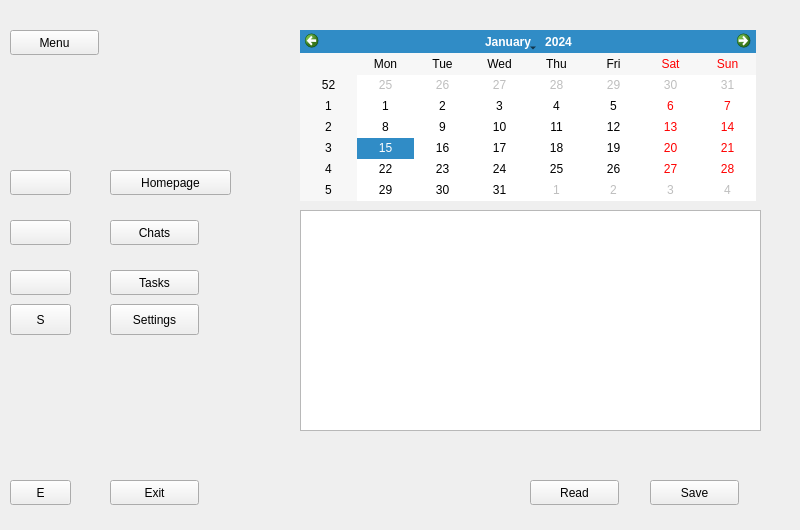
First picture: the form in form.ui, repository Tymchyk/OmniTools, before the edit.
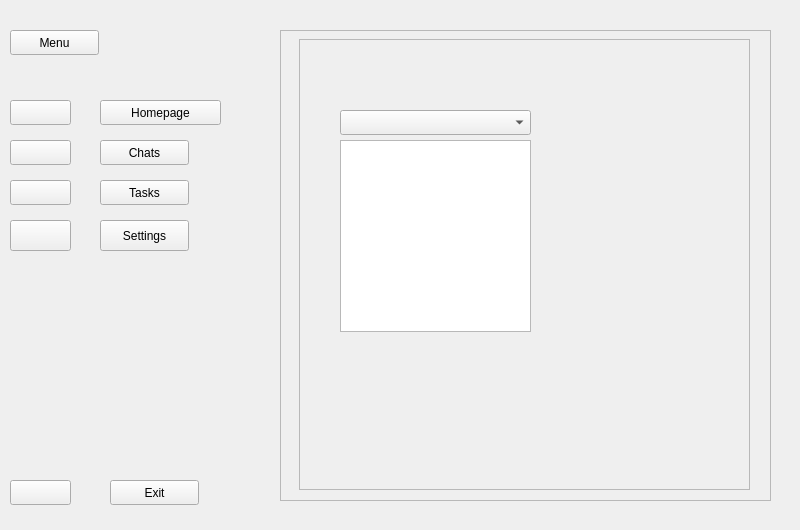
Second picture: the form after the edit. Icons and pictures are not drawn.

Commit message: Create Settings page

The edit to the form file:
```diff
--- a/form.ui
+++ b/form.ui
@@ -65,7 +65,7 @@
        </rect>
       </property>
       <property name="currentIndex">
-       <number>1</number>
+       <number>2</number>
       </property>
       <widget class="QWidget" name="page">
        <widget class="QFrame" name="frame">
@@ -434,6 +434,72 @@
         </property>
        </widget>
       </widget>
+      <widget class="QWidget" name="page_4">
+       <widget class="QFrame" name="frame_4">
+        <property name="geometry">
+         <rect>
+          <x>10</x>
+          <y>0</y>
+          <width>491</width>
+          <height>471</height>
+         </rect>
+        </property>
+        <property name="frameShape">
+         <enum>QFrame::StyledPanel</enum>
+        </property>
+        <property name="frameShadow">
+         <enum>QFrame::Raised</enum>
+        </property>
+        <widget class="QScrollArea" name="scrollArea">
+         <property name="geometry">
+          <rect>
+           <x>19</x>
+           <y>9</y>
+           <width>451</width>
+           <height>451</height>
+          </rect>
+         </property>
+         <property name="widgetResizable">
+          <bool>true</bool>
+         </property>
+         <widget class="QWidget" name="scrollAreaWidgetContents">
+          <property name="geometry">
+           <rect>
+            <x>0</x>
+            <y>0</y>
+            <width>449</width>
+            <height>449</height>
+           </rect>
+          </property>
+          <widget class="QComboBox" name="comboBox">
+           <property name="geometry">
+            <rect>
+             <x>40</x>
+             <y>70</y>
+             <width>191</width>
+             <height>25</height>
+            </rect>
+           </property>
+           <item>
+            <property name="text">
+             <string/>
+            </property>
+           </item>
+          </widget>
+          <widget class="QListWidget" name="listWidget">
+           <property name="geometry">
+            <rect>
+             <x>40</x>
+             <y>100</y>
+             <width>191</width>
+             <height>192</height>
+            </rect>
+           </property>
+          </widget>
+         </widget>
+        </widget>
+       </widget>
+      </widget>
       <widget class="QWidget" name="page_2">
        <widget class="QLabel" name="label_2">
         <property name="geometry">
@@ -462,8 +528,8 @@
       <widget class="QPushButton" name="Homepage">
        <property name="geometry">
         <rect>
-         <x>20</x>
-         <y>90</y>
+         <x>10</x>
+         <y>20</y>
          <width>121</width>
          <height>25</height>
         </rect>
@@ -485,8 +551,8 @@
       <widget class="QPushButton" name="Chats">
        <property name="geometry">
         <rect>
-         <x>20</x>
-         <y>140</y>
+         <x>10</x>
+         <y>60</y>
          <width>89</width>
          <height>25</height>
         </rect>
@@ -508,8 +574,8 @@
       <widget class="QPushButton" name="Tasks">
        <property name="geometry">
         <rect>
-         <x>20</x>
-         <y>190</y>
+         <x>10</x>
+         <y>100</y>
          <width>89</width>
          <height>25</height>
         </rect>
@@ -531,8 +597,8 @@
       <widget class="QPushButton" name="Settings">
        <property name="geometry">
         <rect>
-         <x>20</x>
-         <y>224</y>
+         <x>10</x>
+         <y>140</y>
          <width>89</width>
          <height>31</height>
         </rect>
@@ -568,7 +634,7 @@
        <property name="geometry">
         <rect>
          <x>10</x>
-         <y>90</y>
+         <y>20</y>
          <width>61</width>
          <height>25</height>
         </rect>
@@ -590,7 +656,7 @@
        <property name="geometry">
         <rect>
          <x>10</x>
-         <y>140</y>
+         <y>60</y>
          <width>61</width>
          <height>25</height>
         </rect>
@@ -612,7 +678,7 @@
        <property name="geometry">
         <rect>
          <x>10</x>
-         <y>190</y>
+         <y>100</y>
          <width>61</width>
          <height>25</height>
         </rect>
@@ -634,13 +700,16 @@
        <property name="geometry">
         <rect>
          <x>10</x>
-         <y>224</y>
+         <y>140</y>
          <width>61</width>
          <height>31</height>
         </rect>
        </property>
+       <property name="styleSheet">
+        <string notr="true">image: url(:/icons/images/icons/gear-16.ico);</string>
+       </property>
        <property name="text">
-        <string>S</string>
+        <string/>
        </property>
       </widget>
       <widget class="QPushButton" name="pushButton">
@@ -652,8 +721,11 @@
          <height>25</height>
         </rect>
        </property>
+       <property name="styleSheet">
+        <string notr="true">image: url(:/images/icons/x-mark-16.ico);</string>
+       </property>
        <property name="text">
-        <string>E</string>
+        <string/>
        </property>
       </widget>
      </widget>
```
Left out of the diff: 12 changed lines with no effect on the pictures. The commit also changes 15 other files.
